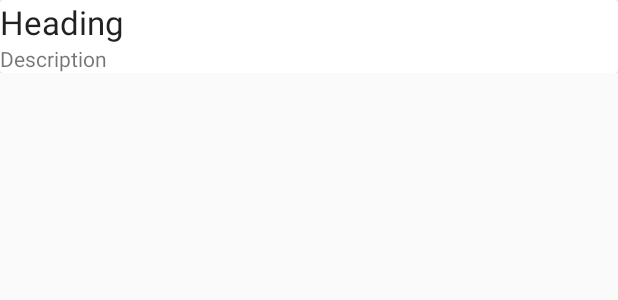
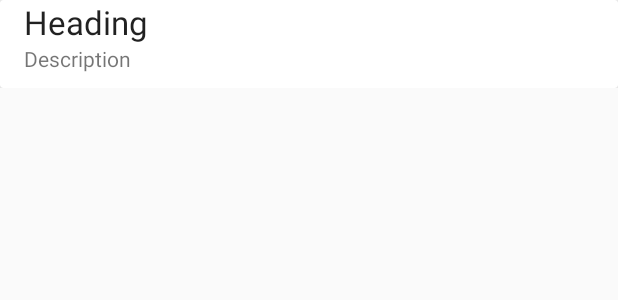
Before and after one commit to smitpatel316/Cricket-Score, an Android app: the layout list_item.xml on its own in the app's theme, with its tools: preview values and no code run, on a phone screen of 412 x 824 dp. Shown: the top 300 px of the screen. Run offline under Robolectric (Android 15) with nearby library versions, the light colour scheme and no system bars; network calls fail.

Commit message:
added padding and status

```diff
--- a/app/src/main/java/net/smitpatel/cricketscore/MainActivity.java
+++ b/app/src/main/java/net/smitpatel/cricketscore/MainActivity.java
@@ -50,7 +50,8 @@ public class MainActivity extends AppCompatActivity {
                     for (int i = 0; i<jsonArray.length(); i++){
                         JSONObject match = jsonArray.getJSONObject(i);
                         String series_name = match.getString("series_name");
-                        ListItem item = new ListItem(series_name, "Test");
+                        String status = match.getJSONObject("header").getString("status");
+                        ListItem item = new ListItem(series_name, status);
                         listItems.add(item);
                     }
                     adapter = new MyAdapter(listItems, getApplicationContext());
--- a/app/src/main/java/net/smitpatel/cricketscore/MyAdapter.java
+++ b/app/src/main/java/net/smitpatel/cricketscore/MyAdapter.java
@@ -48,7 +48,7 @@ public class MyAdapter extends RecyclerView.Adapter<MyAdapter.ViewHolder> {
         public ViewHolder(@NonNull View itemView) {
             super(itemView);
             textViewHead = (TextView) itemView.findViewById(R.id.textViewHead);
-            textViewDescription = (TextView) itemView.findViewById(R.id.textViewDesc);
+            textViewDescription = (TextView) itemView.findViewById(R.id.textViewDescription);
         }
     }
 }
--- a/app/src/main/res/layout/list_item.xml
+++ b/app/src/main/res/layout/list_item.xml
@@ -10,7 +10,11 @@
         <LinearLayout
             android:orientation="vertical"
             android:layout_width="match_parent"
-            android:layout_height="wrap_content">
+            android:layout_height="wrap_content"
+            android:paddingLeft="16dp"
+            android:paddingRight="16dp"
+            android:paddingBottom="10dp">
+
             <TextView
                 android:id="@+id/textViewHead"
                 android:text="@string/heading"
@@ -18,7 +22,7 @@
                 android:layout_width="match_parent"
                 android:layout_height="wrap_content" />
             <TextView
-                android:id="@+id/textViewDesc"
+                android:id="@+id/textViewDescription"
                 android:text="@string/description"
                 android:layout_width="match_parent"
                 android:layout_height="wrap_content" />
```
